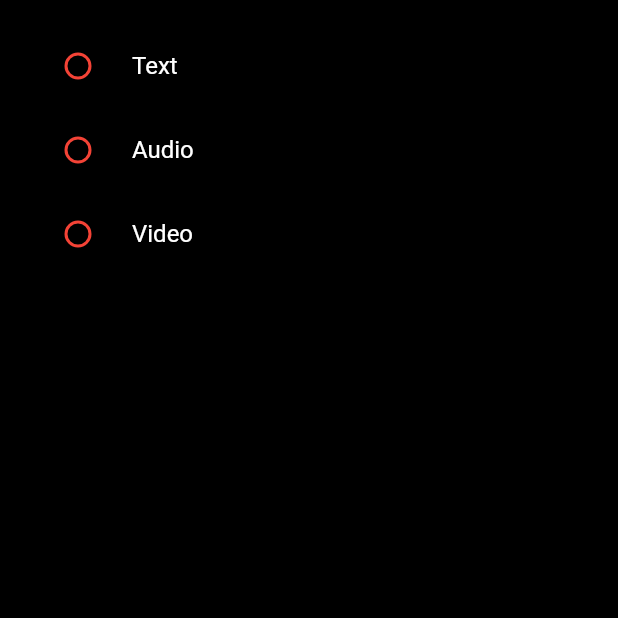
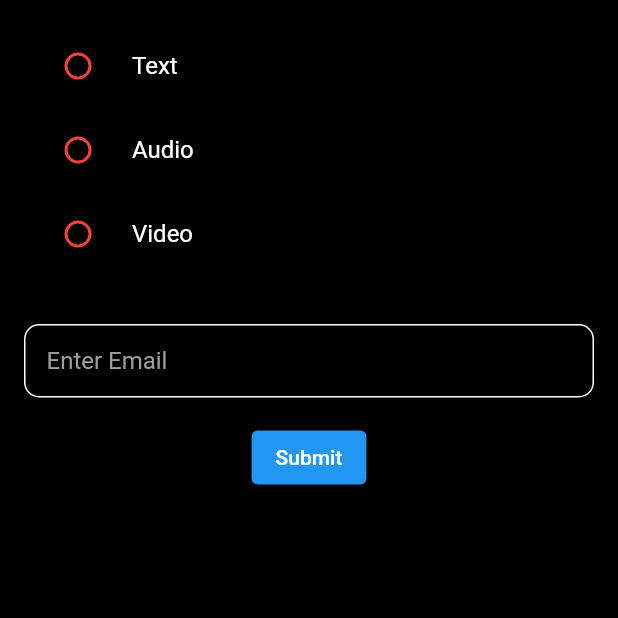
Before and after one commit to MIHIRKHUNT7/Time-Capsule-Data, a Flutter app: the screen it shows after launch, on a phone screen of 412 x 824 dp, the top half of it. Run offline on Flutter 3.47's test engine with Material 2 defaults, Android fonts, the phone set to English and light mode, and no system bars; our stand-ins replace image_picker, video_player.

Commit message:
email opation add

```diff
--- a/lib/main.dart
+++ b/lib/main.dart
@@ -15,6 +15,7 @@ class MyApp extends StatefulWidget {
 
 class _MyAppState extends State<MyApp> {
   // This widget is the root of your application.
+
   @override
   Widget build(BuildContext context) {
     return MaterialApp(
@@ -44,11 +45,9 @@ class _MytextPageState extends State<MytextPage> {
 
   void handleSelection(Place? value) {
     _place = value;
-    // _textFieldVisible = value == Place.text;
     if (Place.text == _place) {
       setState(() {
         _textFieldVisible = value == Place.text;
-
         _textFieldVisible = true;
         _videoFieldVisible = false;
         _audioFieldVisible = false;
@@ -72,6 +71,9 @@ class _MytextPageState extends State<MytextPage> {
     }
   }
 
+  final _text = TextEditingController();
+  bool _validate = false;
+
   @override
   Widget build(BuildContext context) {
     return Scaffold(
@@ -80,7 +82,9 @@ class _MytextPageState extends State<MytextPage> {
         data: Theme.of(context).copyWith(
             unselectedWidgetColor: Colors.red, disabledColor: Colors.blue),
         child: SafeArea(
-          child: Padding(
+          child: Column(
+            children: [
+              Padding(
                 padding: EdgeInsets.all(16),
                 child: Column(
                   children: [
@@ -154,14 +158,52 @@ class _MytextPageState extends State<MytextPage> {
                       onChanged: handleSelection,
                     ),
                     if (_videoFieldVisible)
-                  ElevatedButton(onPressed: () {   Navigator.push(
+                      ElevatedButton(
+                        onPressed: () {
+                          Navigator.push(
                             context,
                             MaterialPageRoute(
                                 builder: (context) => MyHomePage()),
-                  ); },
-                  child: Text('Add Video'),),
+                          );
+                        },
+                        child: Text('Add Video'),
+                      ),
                   ],
                 ),
+              ),
+             // Text("Email",style: TextStyle(color: Colors.white),),
+              Padding(
+                padding: const EdgeInsets.all(16.0),
+                child: TextField(
+                  controller: _text,
+                  decoration: InputDecoration(
+                    contentPadding: EdgeInsets.all(15),
+                    focusedBorder: OutlineInputBorder(
+                      borderSide: const BorderSide(
+                        color: Colors.white,
+                      ),
+                      borderRadius: BorderRadius.circular(10),
+                    ),
+                    enabledBorder: OutlineInputBorder(
+                      borderSide: const BorderSide(
+                        color: Colors.white,
+                      ),
+                      borderRadius: BorderRadius.circular(10),
+                    ),
+                    hintText: 'Enter Email',
+                    hintStyle: TextStyle(color: Colors.grey),
+                  ),
+                ),
+              ),
+              ElevatedButton(
+                onPressed: () {
+                  setState(() {
+                    _text.text.isEmpty ? _validate = true : _validate = false;
+                  });
+                },
+                child: Text('Submit'),
+              ),
+            ],
           ),
         ),
       )),
```
Also changed, not shown: lib/image.dart (+35 -75 lines). Lines whose indentation alone changed are shown as unchanged.
